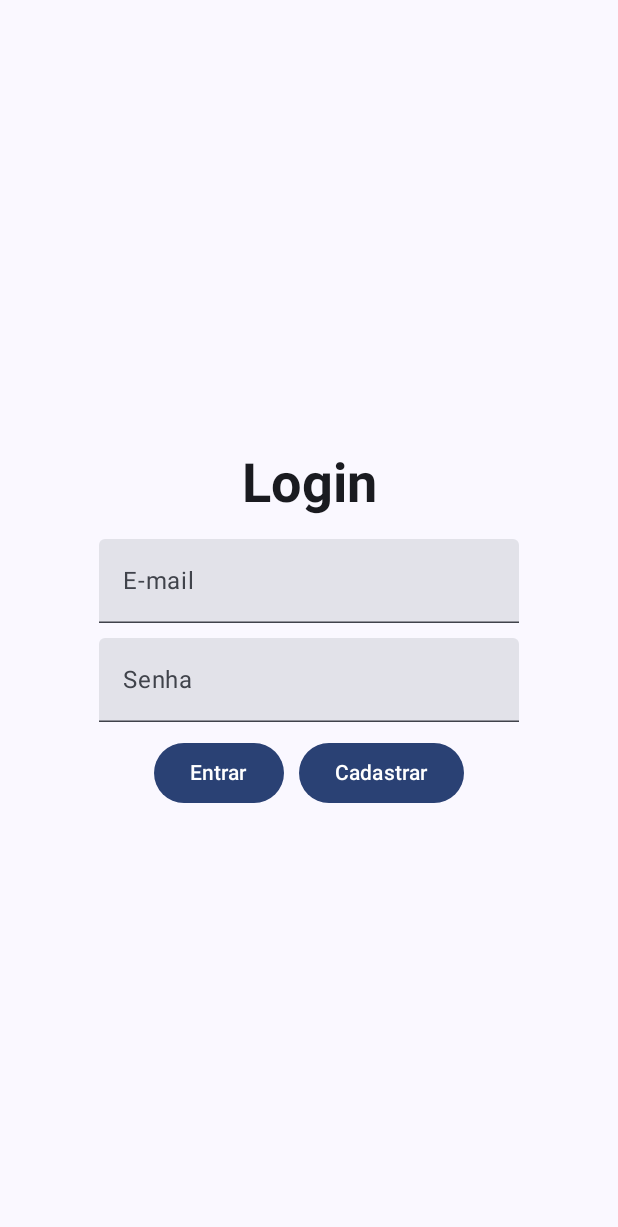
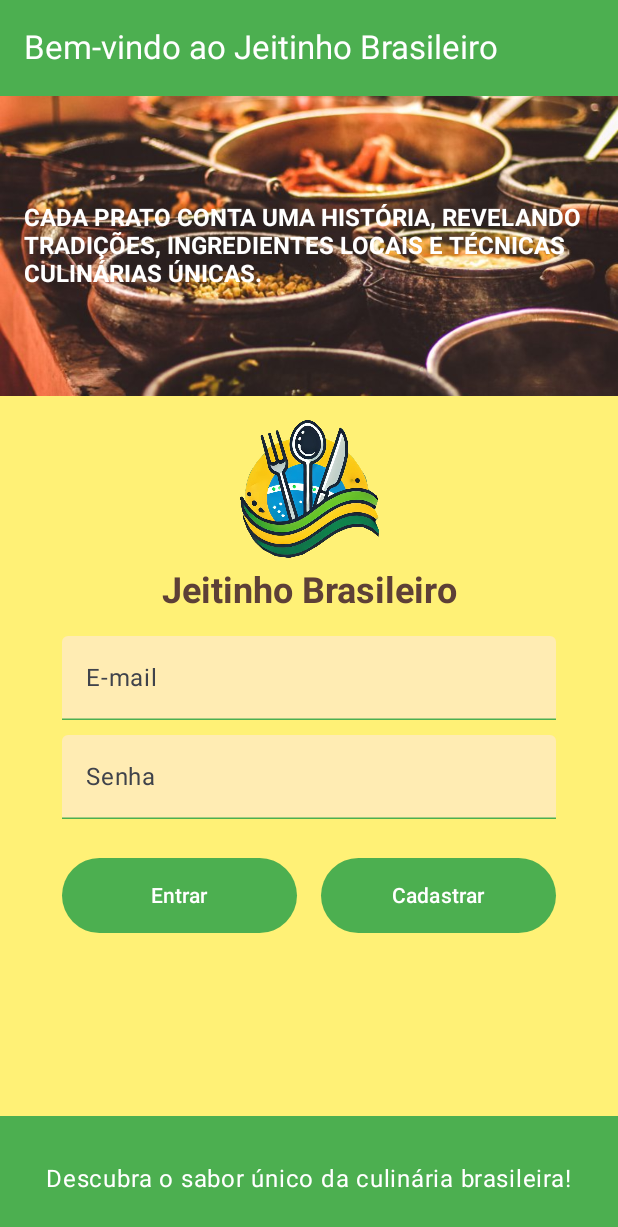
Before and after one commit to SimonLucena/ProjetoJeitinho_Brasileiro, an Android app built with Jetpack Compose: the screen it shows after launch (MainActivity), after a tap on "Entrar", on a phone screen of 412 x 824 dp. Shown: the top 1227 px of the screen. Run offline under Robolectric (Android 15) with nearby library versions, the phone set to English and light mode, and no system bars; our stand-ins replace Firebase (no records; nobody signed in at launch, a user with empty details on screens opened directly); 3 statements that could not run were skipped.

Commit message:
tela login estilizada

```diff
--- a/app/src/main/java/com/example/projeto_jeitinho_brasileiro/ui/telas/TelaLogin.kt
+++ b/app/src/main/java/com/example/projeto_jeitinho_brasileiro/ui/telas/TelaLogin.kt
@@ -1,105 +1,209 @@
 package com.example.projeto_jeitinho_brasileiro.ui.telas
 
 import android.widget.Toast
-import androidx.compose.foundation.layout.Arrangement
-import androidx.compose.foundation.layout.Column
-import androidx.compose.foundation.layout.PaddingValues
-import androidx.compose.foundation.layout.Row
-import androidx.compose.foundation.layout.Spacer
-import androidx.compose.foundation.layout.fillMaxSize
-import androidx.compose.foundation.layout.height
-import androidx.compose.foundation.layout.padding
-import androidx.compose.foundation.layout.width
-import androidx.compose.material3.Button
-import androidx.compose.material3.Text
-import androidx.compose.material3.TextField
-import androidx.compose.runtime.Composable
-import androidx.compose.runtime.LaunchedEffect
-import androidx.compose.runtime.getValue
-import androidx.compose.runtime.mutableStateOf
-import androidx.compose.runtime.remember
-import androidx.compose.runtime.rememberCoroutineScope
-import androidx.compose.runtime.setValue
+import androidx.compose.foundation.Image
+import androidx.compose.foundation.background
+import androidx.compose.foundation.layout.*
+import androidx.compose.material3.*
+import androidx.compose.runtime.*
 import androidx.compose.ui.Alignment
 import androidx.compose.ui.Modifier
+import androidx.compose.ui.graphics.Color
+import androidx.compose.ui.layout.ContentScale
 import androidx.compose.ui.platform.LocalContext
+import androidx.compose.ui.res.painterResource
 import androidx.compose.ui.text.TextStyle
 import androidx.compose.ui.text.font.FontWeight
 import androidx.compose.ui.text.input.PasswordVisualTransformation
 import androidx.compose.ui.unit.dp
 import androidx.compose.ui.unit.sp
+import com.example.projeto_jeitinho_brasileiro.R
 import com.example.projeto_jeitinho_brasileiro.repositorio.user.Usuario
 import com.example.projeto_jeitinho_brasileiro.repositorio.user.UsuarioDAO
 import kotlinx.coroutines.Dispatchers
 import kotlinx.coroutines.launch
 
-
+@OptIn(ExperimentalMaterial3Api::class)
 @Composable
 fun TelaLogin(innerPadding: PaddingValues, onSigninClick: (Usuario) -> Unit, onSignupClick: () -> Unit) {
     val usuarioDAO: UsuarioDAO = UsuarioDAO()
     val context = LocalContext.current
     val scope = rememberCoroutineScope()
 
-    var login by  remember{mutableStateOf("")}
-    var senha by  remember{mutableStateOf("")}
+    var login by remember { mutableStateOf("") }
+    var senha by remember { mutableStateOf("") }
     var mensagemErro by remember { mutableStateOf<String?>(null) }
 
+    Scaffold(
+        containerColor = Color(0xFFFFF176), // Amarelo claro como fundo principal
+        topBar = {
+            TopAppBar(
+                title = {
+                    Text(
+                        text = "Bem-vindo ao Jeitinho Brasileiro",
+                        color = Color.White
+                    )
+                },
+                colors = TopAppBarDefaults.smallTopAppBarColors(containerColor = Color(0xFF4CAF50)) // Cor verde
+            )
+        },
+        bottomBar = {
+            BottomAppBar(
+                containerColor = Color(0xFF4CAF50), // Cor verde
+                content = {
+                    Box(
+                        modifier = Modifier
+                            .fillMaxWidth()
+                            .height(56.dp),
+                        contentAlignment = Alignment.Center
+                    ) {
+                        Text(
+                            text = "Descubra o sabor único da culinária brasileira!",
+                            color = Color.White,
+                            fontSize = 16.sp
+                        )
+                    }
+                }
+            )
+        }
+    ) { innerPadding ->
         Column(
             modifier = Modifier
                 .fillMaxSize()
-            .padding(innerPadding),
-        verticalArrangement = Arrangement.Center,
+                .padding(innerPadding)
+                .background(Color(0xFFFFF176)), // Cor de fundo amarelo claro
+            verticalArrangement = Arrangement.Top,
             horizontalAlignment = Alignment.CenterHorizontally
         ) {
+            // Banner no topo
+            Box(modifier = Modifier.fillMaxWidth()) {
+                Image(
+                    painter = painterResource(id = R.drawable.banner), // Substitua pelo seu banner
+                    contentDescription = "Banner",
+                    modifier = Modifier
+                        .fillMaxWidth()
+                        .height(200.dp) // Altura ajustada para o banner
+                        .align(Alignment.TopCenter), // Alinha no topo
+                    contentScale = ContentScale.Crop
+                )
+
+                // Texto sobreposto ao banner
                 Text(
+                    text = "CADA PRATO CONTA UMA HISTÓRIA, REVELANDO TRADIÇÕES, INGREDIENTES LOCAIS E TÉCNICAS CULINÁRIAS ÚNICAS.",
+                    style = TextStyle(
+                        fontSize = 16.sp,
+                        fontWeight = FontWeight.Bold,
+                        color = Color.White // Texto branco sobre o banner
+                    ),
                     modifier = Modifier
-                .padding(16.dp),
+                        .align(Alignment.Center) // Alinha o texto no centro do banner
+                        .padding(16.dp)
+                )
+            }
+
+            // Logo e Nome do Aplicativo
+            Spacer(modifier = Modifier.height(16.dp))
+            Image(
+                painter = painterResource(id = R.drawable.braza), // Substitua pelo seu logo
+                contentDescription = "Logo do Aplicativo",
+                modifier = Modifier
+                    .height(100.dp)
+                    .padding(bottom = 8.dp)
+            )
+            Text(
+                text = "Jeitinho Brasileiro",
                 style = TextStyle(
-                fontSize = 36.sp,
-                fontWeight = FontWeight.Bold
+                    fontSize = 24.sp,
+                    fontWeight = FontWeight.Bold,
+                    color = Color(0xFF5D4037) // Marrom para combinar com a paleta
                 ),
-            text = "Login"
+                modifier = Modifier.padding(bottom = 16.dp)
             )
-        TextField(value = login, onValueChange = {login = it.trim()}, placeholder = {
-            Text(text = "E-mail")
-        })
-        Spacer(modifier = Modifier.height(10.dp))
-        TextField(value = senha, visualTransformation = PasswordVisualTransformation(), onValueChange = {senha = it}, placeholder = {
-            Text(text = "Senha")
-        })
-        Spacer(modifier = Modifier.height(10.dp))
-        Row {
-            Column {
-                Button(onClick = {
+
+            // Campo de texto para o login
+            TextField(
+                value = login,
+                onValueChange = { login = it.trim() },
+                placeholder = { Text(text = "E-mail") },
+                colors = TextFieldDefaults.textFieldColors(
+                    containerColor = Color(0xFFFFECB3), // Fundo creme
+                    focusedIndicatorColor = Color(0xFF4CAF50), // Indicador verde
+                    unfocusedIndicatorColor = Color(0xFF4CAF50) // Indicador verde
+                ),
+                modifier = Modifier
+                    .fillMaxWidth(0.8f)
+                    .padding(bottom = 10.dp)
+            )
+
+            // Campo de texto para a senha
+            TextField(
+                value = senha,
+                visualTransformation = PasswordVisualTransformation(),
+                onValueChange = { senha = it },
+                placeholder = { Text(text = "Senha") },
+                colors = TextFieldDefaults.textFieldColors(
+                    containerColor = Color(0xFFFFECB3), // Fundo creme
+                    focusedIndicatorColor = Color(0xFF4CAF50), // Indicador verde
+                    unfocusedIndicatorColor = Color(0xFF4CAF50) // Indicador verde
+                ),
+                modifier = Modifier
+                    .fillMaxWidth(0.8f)
+                    .padding(bottom = 10.dp)
+            )
+
+            // Botões de Entrar e Cadastrar
+            Row(
+                horizontalArrangement = Arrangement.SpaceBetween,
+                modifier = Modifier
+                    .fillMaxWidth(0.8f)
+                    .padding(top = 16.dp)
+            ) {
+                // Botão de Entrar
+                Button(
+                    onClick = {
+                        // Lógica de login
                         scope.launch(Dispatchers.IO) {
-                        usuarioDAO.buscarPorLogin(login, callBack = { usuario ->
-                            if(usuario != null && usuario.senha == senha){
-                                val usuarioLogin = Usuario(usuario.indice, usuario.nome, usuario.email, usuario.senha)
-//                                cadastro.addPerfil(usuarioLogin)
-                                onSigninClick(usuarioLogin)
-                            }else{
-                                mensagemErro = "Login ou senha inválidos ${usuario?.nome}"
-                            }
-                        })
-                    }
-                }) {
-                    Text(text = "Entrar")
-                }
-            }
-            Spacer(modifier = Modifier.width(10.dp))
-            Column {
-                Button(onClick = {
-                    onSignupClick()
-                }) {
-                    Text(text = "Cadastrar")
+                            usuarioDAO.buscarPorLogin(login) { usuario ->
+                                if (usuario != null && usuario.senha == senha) {
+                                    onSigninClick(usuario)
+                                } else {
+                                    mensagemErro = "Login ou senha inválidos"
                                 }
                             }
                         }
+                    },
+                    modifier = Modifier
+                        .weight(1f)
+                        .height(50.dp)
+                        .padding(end = 8.dp), // Espaço entre os botões
+                    colors = ButtonDefaults.buttonColors(containerColor = Color(0xFF4CAF50)) // Verde
+                ) {
+                    Text(text = "Entrar", color = Color.White)
+                }
+
+                // Botão de Cadastrar
+                Button(
+                    onClick = {
+                        // Ação de cadastro
+                        onSignupClick()
+                    },
+                    modifier = Modifier
+                        .weight(1f)
+                        .height(50.dp)
+                        .padding(start = 8.dp), // Espaço entre os botões
+                    colors = ButtonDefaults.buttonColors(containerColor = Color(0xFF4CAF50)) // Verde
+                ) {
+                    Text(text = "Cadastrar", color = Color.White)
+                }
+            }
+
+            // Exibir mensagem de erro, se houver
             mensagemErro?.let {
                 LaunchedEffect(it) {
                     Toast.makeText(context, it, Toast.LENGTH_SHORT).show()
-                mensagemErro = null
+                    mensagemErro = null // Limpa o erro após exibir
                 }
             }
         }
     }
+}
```
Also changed, not shown: app/src/main/res/drawable/banner.png (added), app/src/main/res/drawable/braza.png (added). Lines whose indentation alone changed are shown as unchanged.
